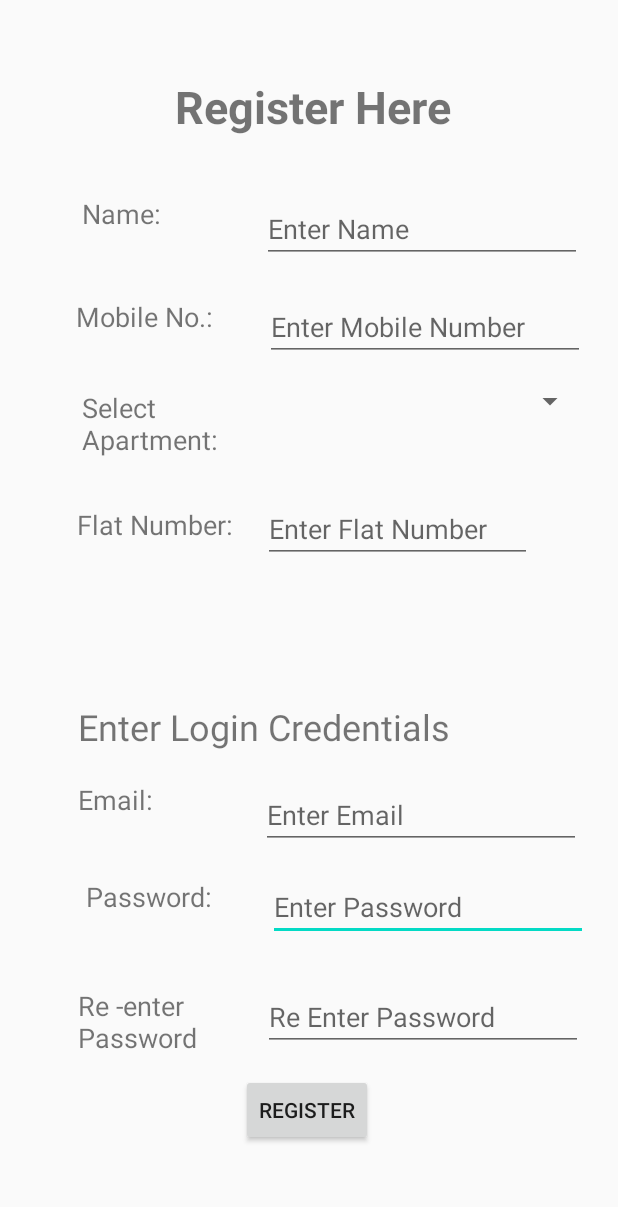
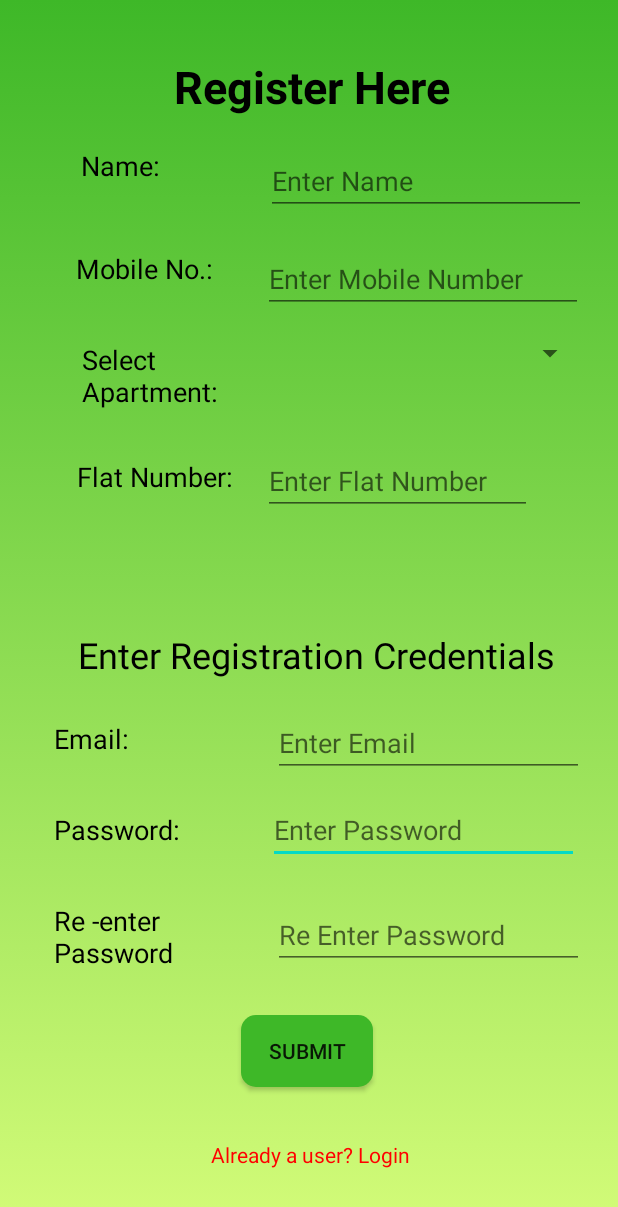
Before and after one commit to anuraj07/FarmToFlat, an Android app: the RegisterActivity screen opened directly, with no data from a screen before it, on a phone screen of 412 x 824 dp. Shown: the top 1207 px of the screen. Run offline under Robolectric (Android 15) with nearby library versions, the light colour scheme and no system bars; our stand-ins replace Firebase (no records; nobody signed in at launch, a user with empty details on screens opened directly); 1 statement that could not run was skipped.

Commit message:
Orientation correction

```diff
--- a/app/src/main/java/com/example/farmtoflat/RegisterActivity.java
+++ b/app/src/main/java/com/example/farmtoflat/RegisterActivity.java
@@ -9,6 +9,7 @@ import android.util.Log;
 import android.view.View;
 import android.widget.Button;
 import android.widget.EditText;
+import android.widget.TextView;
 import android.widget.Toast;
 
 import com.google.android.gms.tasks.OnCompleteListener;
@@ -21,6 +22,7 @@ public class RegisterActivity extends AppCompatActivity {
     EditText mname, mphone, mflat;
     EditText memail, mpassword, mrepassword;
     Button mcreateAccount;
+    TextView existingUser;
     FirebaseAuth mAuth;
 
     @Override
@@ -35,12 +37,20 @@ public class RegisterActivity extends AppCompatActivity {
         mpassword = findViewById(R.id.password);
         mrepassword = findViewById(R.id.reenterpassword);
         mcreateAccount = findViewById(R.id.register);
+        existingUser = findViewById(R.id.existing_user);
         mAuth = FirebaseAuth.getInstance();
 
         if (mAuth.getCurrentUser() != null) {
             startActivity(new Intent(getApplicationContext(), MainActivity.class));
             finish();
         }
+
+        existingUser.setOnClickListener(new View.OnClickListener() {
+            @Override
+            public void onClick(View v) {
+                startActivity(new Intent(RegisterActivity.this, LoginActivity.class));
+            }
+        });
 
         mcreateAccount.setOnClickListener(new View.OnClickListener() {
             @Override
--- a/app/src/main/java/com/example/farmtoflat/SplashActivity.java
+++ b/app/src/main/java/com/example/farmtoflat/SplashActivity.java
@@ -18,6 +18,7 @@ public class SplashActivity extends AppCompatActivity {
             @Override
             public void run() {
                 startActivity(new Intent(SplashActivity.this,VerificationActivity.class));
+                //startActivity(new Intent(SplashActivity.this,LoginActivity.class));
                 finish();
             }
         },SPLASH_TIME_OUT);
--- /dev/null
+++ b/app/src/main/res/drawable/background.xml
@@ -0,0 +1,18 @@
+<?xml version="1.0" encoding="utf-8"?>
+<selector xmlns:android="http://schemas.android.com/apk/res/android">
+
+    <item>
+        <shape>
+
+            <!--<corners
+                android:radius="100dp"
+                android:topRightRadius="0dp"
+                android:topLeftRadius="0dp"/>-->
+            <gradient android:angle="90"
+                android:startColor="#d4fc79"
+                android:endColor="#3eb828"
+                android:type="linear"/>
+        </shape>
+    </item>
+
+</selector>
--- a/app/src/main/res/layout/activity_main.xml
+++ b/app/src/main/res/layout/activity_main.xml
@@ -2,6 +2,7 @@
 <androidx.constraintlayout.widget.ConstraintLayout xmlns:android="http://schemas.android.com/apk/res/android"
     xmlns:app="http://schemas.android.com/apk/res-auto"
     xmlns:tools="http://schemas.android.com/tools"
+    android:background="@drawable/background"
     android:layout_width="match_parent"
     android:layout_height="match_parent"
     android:layout_gravity="center"
--- a/app/src/main/res/layout/activity_o_t_p.xml
+++ b/app/src/main/res/layout/activity_o_t_p.xml
@@ -2,6 +2,7 @@
 <RelativeLayout xmlns:android="http://schemas.android.com/apk/res/android"
     xmlns:app="http://schemas.android.com/apk/res-auto"
     xmlns:tools="http://schemas.android.com/tools"
+    android:background="@drawable/background"
     android:layout_width="match_parent"
     android:layout_height="match_parent"
     tools:context=".OTPActivity">
--- a/app/src/main/res/layout/activity_registeractivity.xml
+++ b/app/src/main/res/layout/activity_registeractivity.xml
@@ -1,8 +1,10 @@
 <?xml version="1.0" encoding="utf-8"?>
 <androidx.constraintlayout.widget.ConstraintLayout xmlns:android="http://schemas.android.com/apk/res/android"
+    xmlns:tools="http://schemas.android.com/tools"
     android:layout_width="match_parent"
     android:layout_height="match_parent"
     android:clipToPadding="true"
+    android:background="@drawable/background"
     android:padding="10dp"
     xmlns:app="http://schemas.android.com/apk/res-auto">
 
@@ -10,23 +12,38 @@
         android:id="@+id/register"
         android:layout_width="wrap_content"
         android:layout_height="wrap_content"
-        android:layout_marginTop="272dp"
-        android:text="Register"
+        android:layout_marginTop="268dp"
+        android:background="@drawable/button_background"
+        android:text="Submit"
+        app:layout_constraintBottom_toBottomOf="parent"
         app:layout_constraintEnd_toStartOf="@+id/guideline2"
         app:layout_constraintHorizontal_bias="0.493"
         app:layout_constraintStart_toStartOf="@+id/guideline"
-        app:layout_constraintTop_toTopOf="@+id/guideline10" />
+        app:layout_constraintTop_toTopOf="@+id/guideline10"
+        app:layout_constraintVertical_bias="0.126" />
+
+    <TextView
+        android:id="@+id/existing_user"
+        android:layout_width="wrap_content"
+        android:layout_height="wrap_content"
+        android:text="Already a user? Login"
+        android:textColor="#FF0000"
+        app:layout_constraintBottom_toBottomOf="parent"
+        app:layout_constraintEnd_toStartOf="@+id/guideline2"
+        app:layout_constraintStart_toStartOf="@+id/guideline"
+        app:layout_constraintTop_toBottomOf="@+id/register" />
 
     <TextView
         android:id="@+id/textView3"
         android:layout_width="wrap_content"
         android:layout_height="wrap_content"
         android:layout_marginStart="28dp"
-        android:layout_marginTop="112dp"
+        android:layout_marginTop="80dp"
         android:text="Name:"
+        android:textColor="#000"
         android:textSize="18sp"
         app:layout_constraintEnd_toStartOf="@+id/guideline4"
-        app:layout_constraintHorizontal_bias="0.161"
+        app:layout_constraintHorizontal_bias="0.147"
         app:layout_constraintStart_toStartOf="@+id/guideline"
         app:layout_constraintTop_toTopOf="@+id/guideline3" />
 
@@ -36,6 +53,7 @@
         android:layout_height="46dp"
         android:layout_marginTop="36dp"
         android:text="Select Apartment:"
+        android:textColor="#000"
         android:textSize="18sp"
         app:layout_constraintEnd_toStartOf="@+id/guideline4"
         app:layout_constraintHorizontal_bias="0.719"
@@ -49,6 +67,7 @@
         android:layout_marginStart="24dp"
         android:layout_marginTop="32dp"
         android:text="Flat Number:"
+        android:textColor="#000"
         android:textSize="18sp"
         app:layout_constraintEnd_toStartOf="@+id/guideline4"
         app:layout_constraintHorizontal_bias="0.607"
@@ -60,15 +79,16 @@
         android:layout_width="wrap_content"
         android:layout_height="wrap_content"
         android:padding="10dp"
+        android:textColor="#000"
         android:text="Register Here"
         android:textSize="30sp"
         android:textStyle="bold"
         app:layout_constraintBottom_toBottomOf="parent"
         app:layout_constraintEnd_toStartOf="@+id/guideline2"
-        app:layout_constraintHorizontal_bias="0.511"
+        app:layout_constraintHorizontal_bias="0.505"
         app:layout_constraintStart_toStartOf="@+id/guideline"
         app:layout_constraintTop_toTopOf="parent"
-        app:layout_constraintVertical_bias="0.041" />
+        app:layout_constraintVertical_bias="0.023" />
 
     <TextView
         android:id="@+id/textView8"
@@ -77,6 +97,7 @@
         android:layout_marginStart="28dp"
         android:layout_marginTop="44dp"
         android:text="Mobile No.:"
+        android:textColor="#000"
         android:textSize="18sp"
         app:layout_constraintEnd_toStartOf="@+id/guideline4"
         app:layout_constraintHorizontal_bias="0.25"
@@ -89,7 +110,8 @@
         android:layout_height="wrap_content"
         android:layout_marginStart="36dp"
         android:layout_marginTop="24dp"
-        android:text="Enter Login Credentials"
+        android:text="Enter Registration Credentials"
+        android:textColor="#000"
         android:textSize="24sp"
         app:layout_constraintEnd_toStartOf="@+id/guideline2"
         app:layout_constraintHorizontal_bias="0.0"
@@ -100,24 +122,27 @@
         android:id="@+id/textView12"
         android:layout_width="wrap_content"
         android:layout_height="wrap_content"
-        android:layout_marginStart="36dp"
-        android:layout_marginTop="20dp"
+        android:layout_marginStart="20dp"
+        android:layout_marginTop="84dp"
         android:text="Email:"
+        android:textColor="#000"
         android:textSize="18sp"
         app:layout_constraintEnd_toStartOf="@+id/guideline4"
         app:layout_constraintHorizontal_bias="0.0"
         app:layout_constraintStart_toStartOf="@+id/guideline"
-        app:layout_constraintTop_toBottomOf="@+id/textView10" />
+        app:layout_constraintTop_toTopOf="@+id/guideline10" />
 
     <TextView
         android:id="@+id/textView13"
         android:layout_width="wrap_content"
         android:layout_height="wrap_content"
-        android:layout_marginTop="40dp"
+        android:layout_marginStart="20dp"
+        android:layout_marginTop="36dp"
         android:text="Password:"
+        android:textColor="#000"
         android:textSize="18sp"
         app:layout_constraintEnd_toStartOf="@+id/guideline4"
-        app:layout_constraintHorizontal_bias="0.656"
+        app:layout_constraintHorizontal_bias="0.0"
         app:layout_constraintStart_toStartOf="@+id/guideline"
         app:layout_constraintTop_toBottomOf="@+id/textView12" />
 
@@ -126,11 +151,12 @@
         android:layout_width="104dp"
         android:layout_height="53dp"
         android:layout_marginStart="20dp"
-        android:layout_marginTop="48dp"
+        android:layout_marginTop="36dp"
         android:text="Re -enter Password"
+        android:textColor="#000"
         android:textSize="18sp"
         app:layout_constraintEnd_toStartOf="@+id/guideline4"
-        app:layout_constraintHorizontal_bias="0.695"
+        app:layout_constraintHorizontal_bias="0.0"
         app:layout_constraintStart_toStartOf="@+id/guideline"
         app:layout_constraintTop_toBottomOf="@+id/textView13" />
 
@@ -167,44 +193,47 @@
         android:layout_width="wrap_content"
         android:layout_height="wrap_content"
         android:orientation="horizontal"
-        app:layout_constraintGuide_percent="0.54" />
+        app:layout_constraintGuide_percent="0.48" />
 
     <EditText
         android:id="@+id/password"
-        android:layout_width="wrap_content"
-        android:layout_height="wrap_content"
-        android:layout_marginStart="16dp"
+        android:layout_width="207dp"
+        android:layout_height="42dp"
+        android:layout_marginStart="10dp"
         android:layout_marginTop="16dp"
         android:ems="10"
         android:hint="Enter Password"
         android:inputType="textPassword"
         app:layout_constraintEnd_toStartOf="@+id/guideline2"
-        app:layout_constraintHorizontal_bias="0.0"
+        app:layout_constraintHorizontal_bias="0.333"
         app:layout_constraintStart_toStartOf="@+id/guideline4"
         app:layout_constraintTop_toBottomOf="@+id/email" />
 
     <EditText
         android:id="@+id/email"
-        android:layout_width="wrap_content"
-        android:layout_height="wrap_content"
-        android:layout_marginTop="20dp"
+        android:layout_width="207dp"
+        android:layout_height="42dp"
+        android:layout_marginTop="80dp"
+        android:layout_marginStart="10dp"
         android:ems="10"
         android:hint="Enter Email"
         android:inputType="textEmailAddress"
         app:layout_constraintEnd_toStartOf="@+id/guideline2"
+        app:layout_constraintHorizontal_bias="0.535"
         app:layout_constraintStart_toStartOf="@+id/guideline4"
-        app:layout_constraintTop_toBottomOf="@+id/textView10" />
+        app:layout_constraintTop_toTopOf="@+id/guideline10" />
 
     <EditText
         android:id="@+id/reenterpassword"
-        android:layout_width="wrap_content"
-        android:layout_height="wrap_content"
+        android:layout_width="207dp"
+        android:layout_height="42dp"
         android:layout_marginTop="28dp"
+        android:layout_marginStart="10dp"
         android:ems="10"
         android:hint="Re Enter Password"
         android:inputType="textPassword"
         app:layout_constraintEnd_toStartOf="@+id/guideline2"
-        app:layout_constraintHorizontal_bias="0.59"
+        app:layout_constraintHorizontal_bias="0.535"
         app:layout_constraintStart_toStartOf="@+id/guideline4"
         app:layout_constraintTop_toBottomOf="@+id/password" />
 
@@ -212,12 +241,12 @@
         android:id="@+id/name"
         android:layout_width="wrap_content"
         android:layout_height="wrap_content"
-        android:layout_marginTop="112dp"
+        android:layout_marginTop="80dp"
         android:ems="10"
         android:hint="Enter Name"
         android:inputType="textPersonName"
         app:layout_constraintEnd_toStartOf="@+id/guideline2"
-        app:layout_constraintHorizontal_bias="0.545"
+        app:layout_constraintHorizontal_bias="0.681"
         app:layout_constraintStart_toStartOf="@+id/guideline4"
         app:layout_constraintTop_toTopOf="@+id/guideline3" />
 
@@ -231,7 +260,7 @@
         android:hint="Enter Mobile Number "
         android:inputType="number"
         app:layout_constraintEnd_toStartOf="@+id/guideline2"
-        app:layout_constraintHorizontal_bias="0.428"
+        app:layout_constraintHorizontal_bias="0.357"
         app:layout_constraintStart_toStartOf="@+id/guideline4"
         app:layout_constraintTop_toBottomOf="@+id/name" />
 
--- a/app/src/main/res/layout/activity_verification.xml
+++ b/app/src/main/res/layout/activity_verification.xml
@@ -4,6 +4,7 @@
     xmlns:tools="http://schemas.android.com/tools"
     android:layout_width="match_parent"
     android:layout_height="match_parent"
+    android:background="@drawable/background"
     tools:context=".VerificationActivity">
 
     <ImageView
--- a/build.gradle
+++ b/build.gradle
@@ -8,7 +8,7 @@ buildscript {
 
     }
     dependencies {
-        classpath 'com.android.tools.build:gradle:3.6.2'
+        classpath 'com.android.tools.build:gradle:3.6.3'
         classpath 'com.google.gms:google-services:4.3.3'
 
 
```
Also changed, not shown: app/src/main/java/com/example/farmtoflat/LoginActivity.java (+10 -0 lines), app/src/main/res/layout/activity_loginactivity.xml (+29 -9 lines).
